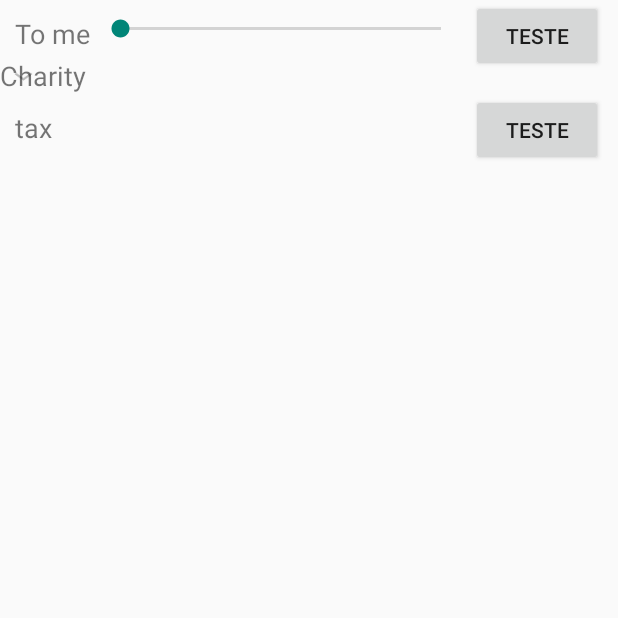
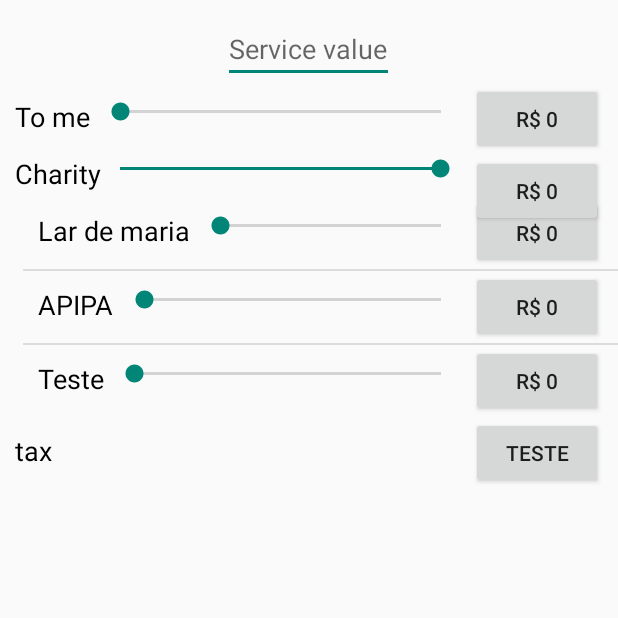
Before and after one commit to steniogalvao/socialsoftware, an Android app: the screen it shows after launch (NewServiceActivity), on a phone screen of 412 x 824 dp, the top half of it. Run offline under Robolectric (Android 15) with nearby library versions, the phone set to English and light mode, and no system bars.

Commit message:
Alterações, retirada expandable list view, adicionada logica para ligar seekbar "to me" e "charity"

```diff
--- a/app/src/main/java/br/com/vsgdev/socialsoftware/activities/NewServiceActivity.java
+++ b/app/src/main/java/br/com/vsgdev/socialsoftware/activities/NewServiceActivity.java
@@ -2,25 +2,28 @@ package br.com.vsgdev.socialsoftware.activities;
 
 import android.app.Activity;
 import android.os.Bundle;
+import android.text.Editable;
+import android.text.TextWatcher;
 import android.widget.Button;
-import android.widget.ExpandableListAdapter;
-import android.widget.ExpandableListView;
+import android.widget.EditText;
+import android.widget.ListView;
 import android.widget.SeekBar;
+import android.widget.Toast;
 
 import java.util.ArrayList;
 
 import br.com.vsgdev.socialsoftware.R;
 import br.com.vsgdev.socialsoftware.models.Charity;
 import br.com.vsgdev.socialsoftware.models.Institution;
-import br.com.vsgdev.socialsoftware.utils.CharityAdapter;
+import br.com.vsgdev.socialsoftware.utils.InstituitionAdapter;
 
-/**
- * Created by root on 9/17/15.
- */
+
 public class NewServiceActivity extends Activity implements SeekBar.OnSeekBarChangeListener {
-    private SeekBar sbToMe;
-    private Button btnValueToMe;
+    private SeekBar sbToMe, sbCharity;
+    private EditText etServiceValue;
+    private Button btnValueToMe, btnValueCharity;
     private String value;
+    private int toMePercentage, charityPercentage;
 
     @Override
     protected void onCreate(Bundle savedInstanceState) {
@@ -28,10 +31,37 @@ public class NewServiceActivity extends Activity implements SeekBar.OnSeekBarCha
         setContentView(R.layout.activity_new_service);
         sbToMe = (SeekBar) findViewById(R.id.sb_me_new_service);
         btnValueToMe = (Button) findViewById(R.id.btn_value_tome_new_service);
+        sbCharity = (SeekBar) findViewById(R.id.sb_charity_new_service);
+        btnValueCharity = (Button) findViewById(R.id.btn_value_charity_new_service);
+        etServiceValue = (EditText) findViewById(R.id.et_service_value_new_service);
+        toMePercentage = 0;
+        charityPercentage = 100;
+        sbToMe.setProgress(toMePercentage);
+        sbCharity.setProgress(charityPercentage);
+        etServiceValue.addTextChangedListener(new TextWatcher() {
+            @Override
+            public void beforeTextChanged(CharSequence s, int start, int count, int after) {
+
+            }
+
+            @Override
+            public void onTextChanged(CharSequence s, int start, int before, int count) {
+
+            }
+
+            @Override
+            public void afterTextChanged(Editable s) {
+
+            }
+        });
+
+        btnValueToMe.setText("R$ 0");
+        btnValueCharity.setText("R$ 0");
         sbToMe.setOnSeekBarChangeListener(this);
-        Institution i1 = new Institution("Lar de maria");
-        Institution i2 = new Institution("APIPA");
-        Institution i3 = new Institution("Teste");
+        sbCharity.setOnSeekBarChangeListener(this);
+        Institution i1 = new Institution(1, "Lar de maria", null, null);
+        Institution i2 = new Institution(2, "APIPA", null, null);
+        Institution i3 = new Institution(3, "Teste", null, null);
         ArrayList<Institution> institutions = new ArrayList<>();
         institutions.add(i1);
         institutions.add(i2);
@@ -40,18 +70,23 @@ public class NewServiceActivity extends Activity implements SeekBar.OnSeekBarCha
         ArrayList<Charity> charities = new ArrayList<>();
         charities.add(charity);
 
-        ExpandableListView lvCharities = (ExpandableListView) findViewById(R.id.lv_charity_new_service);
-        ExpandableListAdapter expandableListAdapter = new CharityAdapter(this, charities);
-        lvCharities.setAdapter(expandableListAdapter);
+        ListView lvCharities = (ListView) findViewById(R.id.lv_charity_new_service);
+        InstituitionAdapter instituitionAdapter = new InstituitionAdapter(this, institutions);
+        lvCharities.setAdapter(instituitionAdapter);
     }
 
     @Override
     public void onProgressChanged(SeekBar seekBar, int progress, boolean fromUser) {
+
         if (sbToMe.isPressed()) {
-            value = String.valueOf(progress);
-            System.out.println(value);
-            btnValueToMe.setText("R$ " + value);
+            if (fromUser)
+                sbCharity.setProgress(100 - progress);
         }
+        if (sbCharity.isPressed()) {
+            if (fromUser)
+                sbToMe.setProgress(100 - progress);
+        }
+        checkSeekBarBlock();
     }
 
     @Override
@@ -63,4 +98,17 @@ public class NewServiceActivity extends Activity implements SeekBar.OnSeekBarCha
     public void onStopTrackingTouch(SeekBar seekBar) {
 
     }
+
+    private void checkSeekBarBlock() {
+        if (sbCharity.getProgress() < 30) {
+            Toast.makeText(this, this.getString(R.string.minimum_donation), Toast.LENGTH_SHORT).show();
+            sbCharity.setProgress(30);
+            sbToMe.setProgress(70);
+        }
+    }
+
+    private void refreshValues() {
+
+    }
+
 }
--- a/app/src/main/java/br/com/vsgdev/socialsoftware/utils/CharityAdapter.java
+++ /dev/null
@@ -1,116 +0,0 @@
-package br.com.vsgdev.socialsoftware.utils;
-
-import android.app.Activity;
-import android.view.LayoutInflater;
-import android.view.View;
-import android.view.ViewGroup;
-import android.widget.BaseExpandableListAdapter;
-import android.widget.ListView;
-import android.widget.TextView;
-
-import java.util.ArrayList;
-
-import br.com.vsgdev.socialsoftware.R;
-import br.com.vsgdev.socialsoftware.models.Charity;
-
-/**
- * Created by root on 9/17/15.
- */
-public class CharityAdapter extends BaseExpandableListAdapter {
-    private LayoutInflater inflater;
-    private Activity activity;
-    private ArrayList<Charity> charities;
-    public InstituitionAdapter listAdapter;
-
-
-    public CharityAdapter(Activity activity, ArrayList<Charity> charities) {
-        this.activity = activity;
-        this.charities = charities;
-        inflater = activity.getLayoutInflater();
-    }
-
-    @Override
-    public int getGroupCount() {
-        return charities.size();
-    }
-
-    @Override
-    public int getChildrenCount(int groupPosition) {
-        return charities.get(groupPosition).getInstitutions().size();
-    }
-
-    @Override
-    public Object getGroup(int groupPosition) {
-        return charities.get(groupPosition);
-    }
-
-    @Override
-    public Object getChild(int groupPosition, int childPosition) {
-        return charities.get(groupPosition).getInstitutions().get(childPosition);
-    }
-
-    @Override
-    public long getGroupId(int groupPosition) {
-        return 0;
-    }
-
-    @Override
-    public long getChildId(int groupPosition, int childPosition) {
-        return 0;
-    }
-
-    @Override
-    public boolean hasStableIds() {
-        return false;
-    }
-
-    @Override
-    public View getGroupView(int groupPosition, boolean isExpanded, View convertView, ViewGroup parent) {
-        View view;
-        GroupHolder groupHolder;
-        if (convertView == null) {
-            view = inflater.inflate(R.layout.expandable_charity_layout, null);
-            groupHolder = new GroupHolder();
-            groupHolder.tvCharityNameHolder = (TextView) view.findViewById(R.id.tv_charity_expandable_charity_layout);
-            view.setTag(groupHolder);
-        } else {
-            view = convertView;
-            groupHolder = (GroupHolder) view.getTag();
-        }
-        return view;
-    }
-
-    @Override
-    public View getChildView(int groupPosition, int childPosition, boolean isLastChild, View convertView, ViewGroup parent) {
-        ChildHolder childHolder;
-        View view;
-        if (convertView == null) {
-            view = inflater.inflate(R.layout.list_charity, null);
-            childHolder = new ChildHolder();
-            Charity charity = (Charity) getGroup(groupPosition);
-            listAdapter = new InstituitionAdapter(activity.getApplicationContext(), charity.getInstitutions());
-            childHolder.lvInstitutiesHolder = (ListView) view.findViewById(R.id.lv_charity_charity_list);
-            childHolder.lvInstitutiesHolder.setAdapter(listAdapter);
-            view.setTag(childHolder);
-        } else {
-            view = convertView;
-            childHolder = (ChildHolder) view.getTag();
-        }
-        System.out.println("child pos" + childPosition);
-        return view;
-
-    }
-
-    @Override
-    public boolean isChildSelectable(int groupPosition, int childPosition) {
-        return false;
-    }
-
-    private class GroupHolder {
-        TextView tvCharityNameHolder;
-    }
-
-    private class ChildHolder {
-        ListView lvInstitutiesHolder;
-    }
-}
--- a/app/src/main/java/br/com/vsgdev/socialsoftware/utils/InstituitionAdapter.java
+++ b/app/src/main/java/br/com/vsgdev/socialsoftware/utils/InstituitionAdapter.java
@@ -14,9 +14,6 @@ import java.util.ArrayList;
 import br.com.vsgdev.socialsoftware.models.Institution;
 import br.com.vsgdev.socialsoftware.R;
 
-/**
- * Created by root on 9/17/15.
- */
 public class InstituitionAdapter extends BaseAdapter {
 
     private final Context context;
@@ -45,26 +42,45 @@ public class InstituitionAdapter extends BaseAdapter {
     @Override
     public View getView(int position, View convertView, ViewGroup parent) {
         View rowView;
-        ItemHolder itemHolder;
+        final ItemHolder itemHolder;
         if (convertView == null) {
             LayoutInflater inflater = (LayoutInflater) context
                     .getSystemService(Context.LAYOUT_INFLATER_SERVICE);
             rowView = inflater.inflate(R.layout.seekbar_item, parent, false);
             itemHolder = new ItemHolder();
-
             itemHolder.tvName = (TextView) rowView.findViewById(R.id.tv_institution_item);
             itemHolder.sbValue = (SeekBar) rowView.findViewById(R.id.sb_item);
             itemHolder.btnValue = (Button) rowView.findViewById(R.id.btn_value_item);
-            itemHolder.tvName.setText(objectsList.get(position).getName());
+
             rowView.setTag(itemHolder);
 
         } else {
             rowView = convertView;
             itemHolder = (ItemHolder) rowView.getTag();
         }
-        System.out.println("posicao: " + position);
+        itemHolder.tvName.setText(objectsList.get(position).getName());
+        itemHolder.sbValue.setOnSeekBarChangeListener(new SeekBar.OnSeekBarChangeListener() {
+            @Override
+            public void onProgressChanged(SeekBar seekBar, int progress, boolean fromUser) {
+                String value = String.valueOf(progress);
+//                System.out.println(value);
+                itemHolder.btnValue.setText("R$ " + value);
+            }
 
-        System.out.println("size: " + getCount());
+            @Override
+            public void onStartTrackingTouch(SeekBar seekBar) {
+
+            }
+
+            @Override
+            public void onStopTrackingTouch(SeekBar seekBar) {
+
+            }
+        });
+//        itemHolder.sbValue.setOnSeekBarChangeListener();
+        itemHolder.btnValue.setText("R$ " + itemHolder.sbValue.getProgress());
+//        System.out.println("posicao: " + position + "name: " + objectsList.get(position).getName());
+
         return rowView;
     }
 
--- a/app/src/main/res/layout/activity_new_service.xml
+++ b/app/src/main/res/layout/activity_new_service.xml
@@ -3,12 +3,23 @@
     android:layout_width="match_parent"
     android:layout_height="match_parent">
 
+    <EditText
+        android:id="@+id/et_service_value_new_service"
+        android:layout_width="wrap_content"
+        android:layout_height="wrap_content"
+        android:layout_centerHorizontal="true"
+        android:layout_marginTop="10dp"
+        android:hint="@string/service_value"
+        android:textSize="18sp"
+        android:inputType="numberDecimal"/>
+
     <TextView
         android:id="@+id/tv_tome_new_service"
+        style="@style/TextViewStyle"
         android:layout_width="wrap_content"
         android:layout_height="wrap_content"
         android:layout_alignBottom="@+id/btn_value_tome_new_service"
-        android:layout_alignParentTop="true"
+        android:layout_below="@id/et_service_value_new_service"
         android:layout_marginLeft="10dp"
         android:paddingTop="10dp"
         android:text="@string/tome"
@@ -21,6 +32,7 @@
         android:layout_width="wrap_content"
         android:layout_height="wrap_content"
         android:layout_alignParentRight="true"
+        android:layout_below="@id/et_service_value_new_service"
         android:layout_marginRight="10dp"
         android:text="teste" />
 
@@ -28,17 +40,52 @@
         android:id="@+id/sb_me_new_service"
         android:layout_width="wrap_content"
         android:layout_height="wrap_content"
+        android:layout_below="@id/et_service_value_new_service"
         android:layout_marginLeft="10dp"
         android:layout_marginRight="10dp"
         android:layout_toLeftOf="@id/btn_value_tome_new_service"
         android:layout_toRightOf="@id/tv_tome_new_service"
         android:padding="10dp" />
 
-    <ExpandableListView
+    <TextView
+        android:id="@+id/tv_charity_new_service"
+        style="@style/TextViewStyle"
+        android:layout_width="wrap_content"
+        android:layout_height="wrap_content"
+        android:layout_alignBottom="@+id/btn_value_charity_new_service"
+        android:layout_below="@id/sb_me_new_service"
+        android:layout_marginLeft="10dp"
+        android:paddingTop="10dp"
+        android:text="@string/charity"
+        android:textAlignment="center"
+        android:textSize="18sp" />
+
+    <Button
+        android:id="@+id/btn_value_charity_new_service"
+        android:layout_width="wrap_content"
+        android:layout_height="wrap_content"
+        android:layout_alignParentRight="true"
+        android:layout_below="@id/btn_value_tome_new_service"
+        android:layout_marginRight="10dp"
+        android:text="teste" />
+
+    <SeekBar
+        android:id="@+id/sb_charity_new_service"
+        android:layout_width="fill_parent"
+        android:layout_height="wrap_content"
+        android:layout_below="@id/sb_me_new_service"
+        android:layout_marginLeft="10dp"
+        android:layout_marginRight="10dp"
+        android:layout_toLeftOf="@id/btn_value_charity_new_service"
+        android:layout_toRightOf="@id/tv_tome_new_service"
+        android:padding="10dp" />
+
+    <ListView
         android:id="@+id/lv_charity_new_service"
         android:layout_width="fill_parent"
         android:layout_height="wrap_content"
-        android:layout_below="@id/sb_me_new_service"></ExpandableListView>
+        android:layout_below="@id/sb_charity_new_service"
+        android:layout_marginLeft="15dp"></ListView>
 
     <Button
         android:id="@+id/btn_tax_new_service"
@@ -51,6 +98,7 @@
 
     <TextView
         android:id="@+id/tv_tax_new_service"
+        style="@style/TextViewStyle"
         android:layout_width="wrap_content"
         android:layout_height="wrap_content"
         android:layout_alignBottom="@id/btn_tax_new_service"
--- a/app/src/main/res/layout/seekbar_item.xml
+++ b/app/src/main/res/layout/seekbar_item.xml
@@ -4,6 +4,7 @@
     android:layout_height="match_parent">
 
     <TextView
+        style="@style/TextViewStyle"
         android:id="@+id/tv_institution_item"
         android:layout_width="wrap_content"
         android:layout_height="wrap_content"
--- a/app/src/main/res/values/strings.xml
+++ b/app/src/main/res/values/strings.xml
@@ -12,4 +12,6 @@
     <string name="charity">Charity</string>
     <string name="surname">Surname</string>
     <string name="name">Name</string>
+    <string name="service_value">Service value</string>
+    <string name="minimum_donation">Minimum donation allowed</string>
 </resources>
--- a/app/src/main/res/values/styles.xml
+++ b/app/src/main/res/values/styles.xml
@@ -4,5 +4,9 @@
     <style name="AppTheme" parent="Theme.AppCompat.Light.DarkActionBar">
         <!-- Customize your theme here. -->
     </style>
+    <style name="TextViewStyle">
+        <item name="android:textSize">18sp</item>
+        <item name="android:textColor">@android:color/black</item>
+    </style>
 
 </resources>
```
Also changed, not shown: app/src/main/res/layout/list_charity.xml (deleted, +0 -12 lines).
